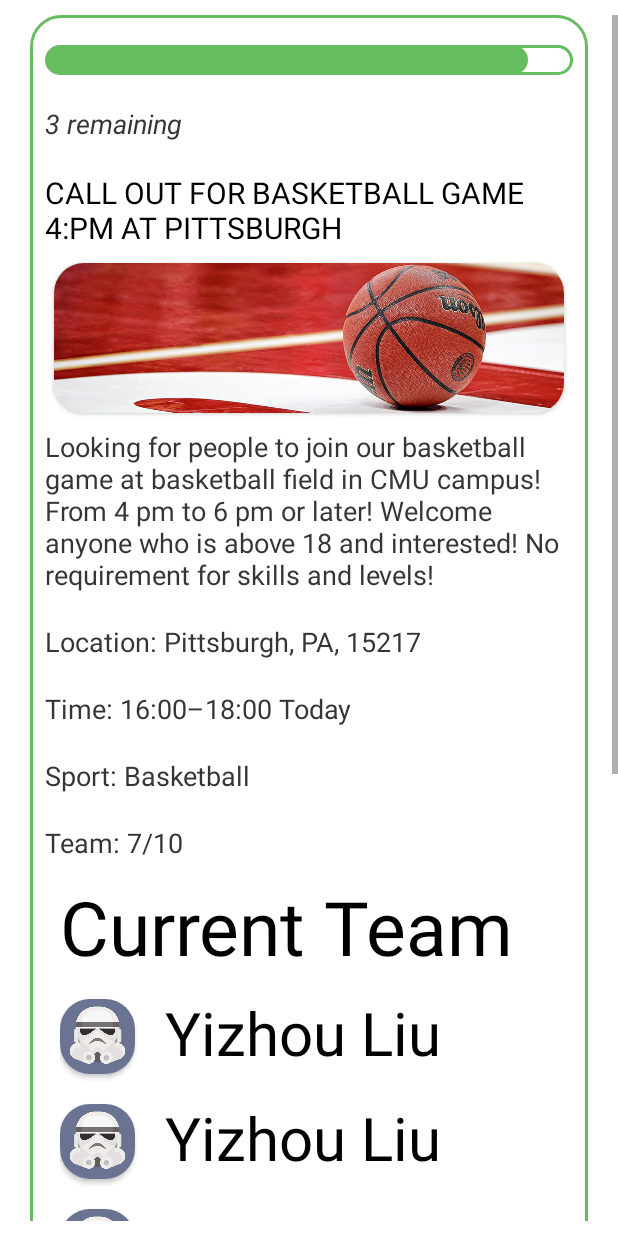
After one commit to ychu824/SportsMatchingApp, an Android app: the layout fragment_detail.xml on its own in the app's theme, with its tools: preview values and no code run, on a phone screen of 412 x 824 dp. The commit adds this screen. Run offline under Robolectric (Android 15) with nearby library versions, the phone set to English and light mode, and no system bars.

Commit message:
detail_page_layout

```diff
--- /dev/null
+++ b/app/src/main/res/drawable/loadingbox.xml
@@ -0,0 +1,19 @@
+
+<!--<?xml version="1.0" encoding="utf-8"?>-->
+<layer-list xmlns:android="http://schemas.android.com/apk/res/android">
+    <item>
+            <shape android:shape="rectangle">
+                <solid android:color="@android:color/transparent"/>
+                <corners android:radius="@dimen/user_round_avatar_size"/>
+                <stroke android:width="2dp" android:color="@color/accent_color"/>
+            </shape>
+        </item>
+
+        <item android:top="1dp" android:left="1dp" android:right="30dp" android:bottom="1dp">
+            <shape android:shape="rectangle">
+                <solid android:color="@color/accent_color"/>
+                <corners android:radius="@dimen/user_round_avatar_size"/>
+            </shape>
+        </item>
+
+</layer-list>
--- /dev/null
+++ b/app/src/main/res/layout/current_team_info.xml
@@ -0,0 +1,260 @@
+<?xml version="1.0" encoding="utf-8"?>
+<LinearLayout xmlns:android="http://schemas.android.com/apk/res/android"
+    xmlns:app="http://schemas.android.com/apk/res-auto"
+    android:orientation="vertical"
+    android:layout_width="match_parent"
+    android:layout_height="wrap_content"
+    android:layout_marginHorizontal="20dp"
+    android:layout_marginVertical="@dimen/common_vertical_margin"
+    >
+
+    <TextView
+        android:id="@+id/next_match_count_down"
+        android:layout_width="wrap_content"
+        android:layout_height="wrap_content"
+        android:layout_marginStart="10dp"
+        android:textColor="@color/black"
+        android:textSize="50sp"
+        android:text="@string/current_team"/>
+
+    <LinearLayout
+        android:layout_gravity="start"
+        android:layout_marginHorizontal="10dp"
+        android:layout_marginTop="10dp"
+        android:layout_width="match_parent"
+        android:layout_height="wrap_content"
+        android:orientation="horizontal">
+
+        <androidx.cardview.widget.CardView
+            android:layout_width="@dimen/user_round_avatar_size"
+            android:layout_height="@dimen/user_round_avatar_size"
+            app:cardCornerRadius="20dp"
+            android:layout_marginEnd="20dp"
+            android:layout_gravity="center">
+
+            <ImageView
+                android:id="@+id/user_avatar"
+                android:layout_width="@dimen/user_round_avatar_size"
+                android:layout_height="@dimen/user_round_avatar_size"
+                android:src="@drawable/test_ava"
+                android:scaleType="centerCrop"/>
+
+        </androidx.cardview.widget.CardView>
+
+        <TextView
+            android:id="@+id/current_user_name"
+            android:layout_gravity="center"
+            android:layout_width="match_parent"
+            android:layout_height="60dp"
+            android:text="@string/test_user_name"
+            android:textSize="40sp"
+            android:textColor="@color/black"/>
+    </LinearLayout>
+
+    <LinearLayout
+        android:layout_gravity="start"
+        android:layout_marginHorizontal="10dp"
+        android:layout_marginTop="10dp"
+        android:layout_width="match_parent"
+        android:layout_height="wrap_content"
+        android:orientation="horizontal">
+
+        <androidx.cardview.widget.CardView
+            android:layout_width="@dimen/user_round_avatar_size"
+            android:layout_height="@dimen/user_round_avatar_size"
+            app:cardCornerRadius="20dp"
+            android:layout_marginEnd="20dp"
+            android:layout_gravity="center">
+
+            <ImageView
+                android:id="@+id/user_avatar6"
+                android:layout_width="@dimen/user_round_avatar_size"
+                android:layout_height="@dimen/user_round_avatar_size"
+                android:src="@drawable/test_ava"
+                android:scaleType="centerCrop"/>
+
+        </androidx.cardview.widget.CardView>
+
+        <TextView
+            android:id="@+id/current_user_name6"
+            android:layout_gravity="center"
+            android:layout_width="match_parent"
+            android:layout_height="60dp"
+            android:text="@string/test_user_name"
+            android:textSize="40sp"
+            android:textColor="@color/black"/>
+    </LinearLayout>
+
+    <LinearLayout
+        android:layout_gravity="start"
+        android:layout_marginHorizontal="10dp"
+        android:layout_marginTop="10dp"
+        android:layout_width="match_parent"
+        android:layout_height="wrap_content"
+        android:orientation="horizontal">
+
+        <androidx.cardview.widget.CardView
+            android:layout_width="@dimen/user_round_avatar_size"
+            android:layout_height="@dimen/user_round_avatar_size"
+            app:cardCornerRadius="20dp"
+            android:layout_marginEnd="20dp"
+            android:layout_gravity="center">
+
+            <ImageView
+                android:id="@+id/user_avatar5"
+                android:layout_width="@dimen/user_round_avatar_size"
+                android:layout_height="@dimen/user_round_avatar_size"
+                android:src="@drawable/test_ava"
+                android:scaleType="centerCrop"/>
+
+        </androidx.cardview.widget.CardView>
+
+        <TextView
+            android:id="@+id/current_user_name5"
+            android:layout_gravity="center"
+            android:layout_width="match_parent"
+            android:layout_height="60dp"
+            android:text="@string/test_user_name"
+            android:textSize="40sp"
+            android:textColor="@color/black"/>
+    </LinearLayout>
+
+    <LinearLayout
+        android:layout_gravity="start"
+        android:layout_marginHorizontal="10dp"
+        android:layout_marginTop="10dp"
+        android:layout_width="match_parent"
+        android:layout_height="wrap_content"
+        android:orientation="horizontal">
+
+        <androidx.cardview.widget.CardView
+            android:layout_width="@dimen/user_round_avatar_size"
+            android:layout_height="@dimen/user_round_avatar_size"
+            app:cardCornerRadius="20dp"
+            android:layout_marginEnd="20dp"
+            android:layout_gravity="center">
+
+            <ImageView
+                android:id="@+id/user_avatar4"
+                android:layout_width="@dimen/user_round_avatar_size"
+                android:layout_height="@dimen/user_round_avatar_size"
+                android:src="@drawable/test_ava"
+                android:scaleType="centerCrop"/>
+
+        </androidx.cardview.widget.CardView>
+
+        <TextView
+            android:id="@+id/current_user_name4"
+            android:layout_gravity="center"
+            android:layout_width="match_parent"
+            android:layout_height="60dp"
+            android:text="@string/test_user_name"
+            android:textSize="40sp"
+            android:textColor="@color/black"/>
+    </LinearLayout>
+
+    <LinearLayout
+        android:layout_gravity="start"
+        android:layout_marginHorizontal="10dp"
+        android:layout_marginTop="10dp"
+        android:layout_width="match_parent"
+        android:layout_height="wrap_content"
+        android:orientation="horizontal">
+
+        <androidx.cardview.widget.CardView
+            android:layout_width="@dimen/user_round_avatar_size"
+            android:layout_height="@dimen/user_round_avatar_size"
+            app:cardCornerRadius="20dp"
+            android:layout_marginEnd="20dp"
+            android:layout_gravity="center">
+
+            <ImageView
+                android:id="@+id/user_avatar1"
+                android:layout_width="@dimen/user_round_avatar_size"
+                android:layout_height="@dimen/user_round_avatar_size"
+                android:src="@drawable/test_ava"
+                android:scaleType="centerCrop"/>
+
+        </androidx.cardview.widget.CardView>
+
+        <TextView
+            android:id="@+id/current_user_name1"
+            android:layout_gravity="center"
+            android:layout_width="match_parent"
+            android:layout_height="60dp"
+            android:text="@string/test_user_name"
+            android:textSize="40sp"
+            android:textColor="@color/black"/>
+    </LinearLayout>
+
+    <LinearLayout
+        android:layout_gravity="start"
+        android:layout_marginHorizontal="10dp"
+        android:layout_marginTop="10dp"
+        android:layout_width="match_parent"
+        android:layout_height="wrap_content"
+        android:orientation="horizontal">
+
+        <androidx.cardview.widget.CardView
+            android:layout_width="@dimen/user_round_avatar_size"
+            android:layout_height="@dimen/user_round_avatar_size"
+            app:cardCornerRadius="20dp"
+            android:layout_marginEnd="20dp"
+            android:layout_gravity="center">
+
+            <ImageView
+                android:id="@+id/user_avatar2"
+                android:layout_width="@dimen/user_round_avatar_size"
+                android:layout_height="@dimen/user_round_avatar_size"
+                android:src="@drawable/test_ava"
+                android:scaleType="centerCrop"/>
+
+        </androidx.cardview.widget.CardView>
+
+        <TextView
+            android:id="@+id/current_user_name2"
+            android:layout_gravity="center"
+            android:layout_width="match_parent"
+            android:layout_height="60dp"
+            android:text="@string/test_user_name"
+            android:textSize="40sp"
+            android:textColor="@color/black"/>
+    </LinearLayout>
+
+    <LinearLayout
+        android:layout_gravity="start"
+        android:layout_marginHorizontal="10dp"
+        android:layout_marginTop="10dp"
+        android:layout_width="match_parent"
+        android:layout_height="wrap_content"
+        android:orientation="horizontal">
+
+        <androidx.cardview.widget.CardView
+            android:layout_width="@dimen/user_round_avatar_size"
+            android:layout_height="@dimen/user_round_avatar_size"
+            app:cardCornerRadius="20dp"
+            android:layout_marginEnd="20dp"
+            android:layout_gravity="center">
+
+            <ImageView
+                android:id="@+id/user_avatar3"
+                android:layout_width="@dimen/user_round_avatar_size"
+                android:layout_height="@dimen/user_round_avatar_size"
+                android:src="@drawable/test_ava"
+                android:scaleType="centerCrop"/>
+
+        </androidx.cardview.widget.CardView>
+
+        <TextView
+            android:id="@+id/current_user_name3"
+            android:layout_gravity="center"
+            android:layout_width="match_parent"
+            android:layout_height="60dp"
+            android:text="@string/test_user_name"
+            android:textSize="40sp"
+            android:textColor="@color/black"/>
+    </LinearLayout>
+
+
+
+</LinearLayout>
--- /dev/null
+++ b/app/src/main/res/layout/fragment_detail.xml
@@ -0,0 +1,162 @@
+<?xml version="1.0" encoding="utf-8"?>
+<ScrollView xmlns:android="http://schemas.android.com/apk/res/android"
+    xmlns:app="http://schemas.android.com/apk/res-auto"
+        android:layout_width="wrap_content"
+        android:layout_height="wrap_content"
+        android:layout_marginVertical="@dimen/common_vertical_margin">
+
+    <LinearLayout
+        android:id="@+id/Detail_linear_layout"
+        android:layout_width="match_parent"
+        android:layout_height="wrap_content"
+        android:layout_marginHorizontal="20dp"
+        android:gravity="center"
+        android:orientation="vertical"
+        android:background="@drawable/border_background">
+
+<!--        进度条-->
+
+        <TextView
+            android:layout_width="match_parent"
+            android:layout_height="20dp"
+            android:layout_gravity="start"
+            android:layout_marginVertical="@dimen/common_vertical_margin"
+            android:background="@drawable/loadingbox" />
+
+        <TextView
+            android:id="@+id/next_match_prompt"
+            android:layout_width="wrap_content"
+            android:layout_height="wrap_content"
+            android:layout_gravity="start"
+            android:layout_marginVertical="@dimen/common_vertical_margin"
+            android:text="3 remaining"
+            android:textAppearance="@style/medium_text"
+            android:textStyle="italic" />
+
+        <TextView
+            android:id="@+id/detail_title"
+            android:layout_width="wrap_content"
+            android:layout_height="wrap_content"
+            android:layout_gravity="start"
+            android:layout_marginVertical="@dimen/common_vertical_margin"
+            android:text="@string/detail_page_title"
+            android:textAppearance="@style/big_title"
+            />
+
+        <androidx.cardview.widget.CardView
+            android:layout_width="340dp"
+            android:layout_height="100dp"
+            app:cardCornerRadius="20dp"
+            android:layout_gravity="center_horizontal"
+            android:background="@drawable/border_background">
+
+            <ImageView
+                android:id="@+id/detail_field_pic"
+                android:layout_width="400dp"
+                android:layout_height="120dp"
+                android:src="@drawable/basketball_on_court"
+                android:scaleType="centerCrop"/>
+
+        </androidx.cardview.widget.CardView>
+
+        <TextView
+            android:id="@+id/detail_main_text"
+            android:layout_width="wrap_content"
+            android:layout_height="wrap_content"
+            android:layout_gravity="start"
+            android:layout_marginVertical="@dimen/common_vertical_margin"
+            android:text="@string/detail_page_main_text"
+            android:textAppearance="@style/medium_text"
+            />
+
+        <TextView
+            android:id="@+id/detail_info_location"
+            android:layout_width="wrap_content"
+            android:layout_height="wrap_content"
+            android:layout_gravity="start"
+            android:layout_marginVertical="@dimen/common_vertical_margin"
+            android:text="@string/detail_page_info_location"
+            android:textAppearance="@style/medium_text"
+            />
+
+        <TextView android:top="1dp"
+            android:id="@+id/detail_info_time"
+            android:layout_width="wrap_content"
+            android:layout_height="wrap_content"
+            android:layout_gravity="start"
+            android:layout_marginVertical="@dimen/common_vertical_margin"
+            android:text="@string/detail_page_info_time"
+            android:textAppearance="@style/medium_text"
+            />
+
+        <TextView
+            android:id="@+id/detail_info_sport_type"
+            android:layout_width="wrap_content"
+            android:layout_height="wrap_content"
+            android:layout_gravity="start"
+            android:layout_marginVertical="@dimen/common_vertical_margin"
+            android:text="@string/detail_page_info_sport_type"
+            android:textAppearance="@style/medium_text"
+            />
+
+        <TextView
+            android:id="@+id/detail_info_availability"
+            android:layout_width="wrap_content"
+            android:layout_height="wrap_content"
+            android:layout_gravity="start"
+            android:layout_marginVertical="@dimen/common_vertical_margin"
+            android:text="@string/detail_page_info_availability"
+            android:textAppearance="@style/medium_text"
+            />
+
+        <include
+            android:layout_width="match_parent"
+            android:layout_height="wrap_content"
+            layout="@layout/current_team_info" />
+
+        <Button
+            android:layout_marginTop="10dp"
+            android:id="@+id/team_chat_button"
+            android:layout_width="match_parent"
+            android:layout_height="wrap_content"
+            android:text="@string/team_chat"
+            android:textAppearance="@style/medium_text"
+            android:backgroundTint="@color/accent_color"
+            android:shadowRadius="@integer/material_motion_duration_long_1"
+            />
+
+        <LinearLayout
+            android:id="@+id/leave_and_delete_button"
+            android:layout_width="match_parent"
+            android:layout_height="match_parent"
+            android:layout_marginTop="30dp"
+            android:orientation="horizontal">
+
+
+        <Button
+            android:id="@+id/leave_button"
+            android:layout_gravity="start"
+            android:layout_width="wrap_content"
+            android:layout_height="wrap_content"
+            android:text="@string/leave_the_team"
+            android:backgroundTint="@color/cardview_dark_background"
+            android:shadowRadius="@integer/material_motion_duration_long_1"
+            />
+
+        <Button
+            android:id="@+id/cancel_button"
+            android:layout_width="wrap_content"
+            android:layout_height="wrap_content"
+            android:layout_gravity="end"
+            android:text="@string/cancel_the_event"
+            android:textColor="@color/red"
+            android:textSize="11sp"
+            android:layout_marginStart="50dp"
+            android:backgroundTint="@android:color/transparent"
+            android:stateListAnimator="@null"
+            />
+
+        </LinearLayout>
+
+    </LinearLayout>
+</ScrollView>
--- /dev/null
+++ b/app/src/main/res/layout/location_info.xml
@@ -0,0 +1,34 @@
+<?xml version="1.0" encoding="utf-8"?>
+<LinearLayout xmlns:android="http://schemas.android.com/apk/res/android"
+        android:orientation="vertical"
+        android:layout_width="match_parent"
+        android:layout_height="wrap_content"
+        android:layout_marginHorizontal="20dp"
+        android:layout_marginVertical="@dimen/common_vertical_margin"
+        android:background="@drawable/border_background">
+
+            <TextView
+                android:id="@+id/next_match_location"
+                android:layout_marginTop="10dp"
+                android:layout_width="match_parent"
+                android:layout_height="wrap_content"
+                android:textAppearance="@style/small_title"
+                android:text="@string/test_match_location" />
+
+            <TextView
+                android:id="@+id/next_match_sport"
+                android:layout_marginTop="10dp"
+                android:layout_width="match_parent"
+                android:layout_height="wrap_content"
+                android:textAppearance="@style/small_title"
+                android:text="@string/match_sport" />
+
+            <TextView
+                android:id="@+id/next_match_time"
+                android:layout_marginTop="10dp"
+                android:layout_width="match_parent"
+                android:layout_height="wrap_content"
+                android:textAppearance="@style/small_title"
+                android:text="@string/test_match_time" />
+
+</LinearLayout>
--- a/app/src/main/res/values/colors.xml
+++ b/app/src/main/res/values/colors.xml
@@ -8,4 +8,5 @@
     <color name="black">#FF000000</color>
     <color name="white">#FFFFFFFF</color>
     <color name="accent_color">#67BC5F</color>
+    <color name="red">#CC2E29</color>
 </resources>
--- a/app/src/main/res/values/dimens.xml
+++ b/app/src/main/res/values/dimens.xml
@@ -5,4 +5,6 @@
     <dimen name="activity_vertical_margin">16dp</dimen>
     <dimen name="common_vertical_margin">10dp</dimen>
     <dimen name="user_round_avatar_size">50dp</dimen>
+    <dimen name="loadbar_height">20dp</dimen>
+    <dimen name="loadhar_width">50dp</dimen>
 </resources>
--- a/app/src/main/res/values/strings.xml
+++ b/app/src/main/res/values/strings.xml
@@ -29,4 +29,14 @@
     <string name="pending_match">Pending</string>
     <string name="next_match_prompt">Your next event will be in</string>
     <string name="next_match_count_down">5:00 mins</string>
+    <string name="detail_page_title">CALL OUT FOR BASKETBALL GAME 4:PM AT PITTSBURGH</string>
+    <string name="detail_page_main_text">Looking for people to join our basketball game at basketball field in CMU campus! From 4 pm to 6 pm or later! Welcome anyone who is above 18 and interested! No requirement for skills and levels!</string>
+    <string name="detail_page_info_location">Location: Pittsburgh, PA, 15217</string>
+    <string name="detail_page_info_time">Time: 16:00–18:00 Today</string>
+    <string name="detail_page_info_sport_type">Sport: Basketball</string>
+    <string name="detail_page_info_availability">Team: 7/10</string>
+    <string name="current_team">Current Team</string>
+    <string name="team_chat">Team Chat</string>
+    <string name="leave_the_team">Leave The Team</string>
+    <string name="cancel_the_event">cancel event</string>
 </resources>
--- a/app/src/main/res/values/styles.xml
+++ b/app/src/main/res/values/styles.xml
@@ -33,4 +33,11 @@
         </item>
 
     </style>
+
+    <style name="Button.Green" parent="ThemeOverlay.AppCompat">
+        <item name="colorAccent">
+            @color/accent_color
+        </item>
+    </style>
+
 </resources>
```
Also changed, not shown: app/src/main/res/drawable/Basketball.jpeg (added).
